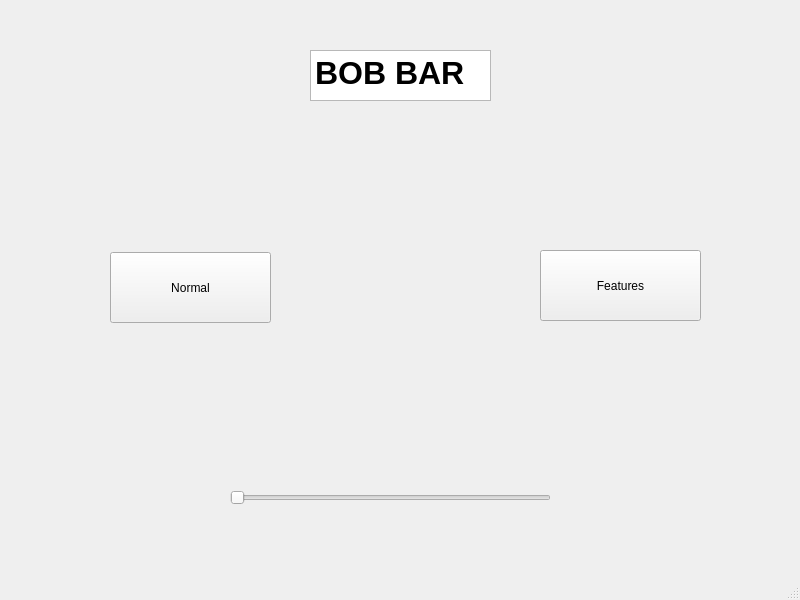
yetanotherf0rked/3a_bobbar, file view/Choice.ui: the form before one commit.
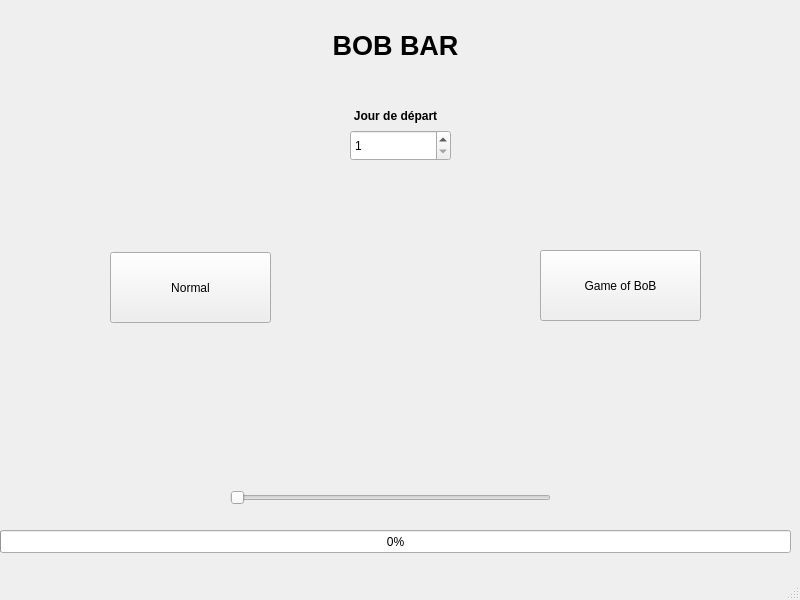
The form after the commit.

Commit message: Choix du jour de départ pour la simu

Diff of the .ui file:
```diff
--- a/view/Choice.ui
+++ b/view/Choice.ui
@@ -14,26 +14,6 @@
    <string>MainWindow</string>
   </property>
   <widget class="QWidget" name="centralwidget">
-   <widget class="QTextBrowser" name="textBrowser">
-    <property name="geometry">
-     <rect>
-      <x>310</x>
-      <y>50</y>
-      <width>181</width>
-      <height>51</height>
-     </rect>
-    </property>
-    <property name="autoFillBackground">
-     <bool>true</bool>
-    </property>
-    <property name="html">
-     <string>&lt;!DOCTYPE HTML PUBLIC &quot;-//W3C//DTD HTML 4.0//EN&quot; &quot;http://www.w3.org/TR/REC-html40/strict.dtd&quot;&gt;
-&lt;html&gt;&lt;head&gt;&lt;meta name=&quot;qrichtext&quot; content=&quot;1&quot; /&gt;&lt;style type=&quot;text/css&quot;&gt;
-p, li { white-space: pre-wrap; }
-&lt;/style&gt;&lt;/head&gt;&lt;body style=&quot; font-family:'Sans Serif'; font-size:9pt; font-weight:400; font-style:normal;&quot;&gt;
-&lt;p style=&quot; margin-top:0px; margin-bottom:0px; margin-left:0px; margin-right:0px; -qt-block-indent:0; text-indent:0px;&quot;&gt;&lt;span style=&quot; font-size:24pt; font-weight:600;&quot;&gt;BOB BAR&lt;/span&gt;&lt;/p&gt;&lt;/body&gt;&lt;/html&gt;</string>
-    </property>
-   </widget>
    <widget class="QPushButton" name="pushButton">
     <property name="geometry">
      <rect>
@@ -57,7 +37,7 @@
      </rect>
     </property>
     <property name="text">
-     <string>Features</string>
+     <string>Game of BoB</string>
     </property>
    </widget>
    <widget class="QSlider" name="horizontalSlider">
@@ -76,6 +56,81 @@
      <enum>Qt::Horizontal</enum>
     </property>
    </widget>
+   <widget class="QLabel" name="label">
+    <property name="geometry">
+     <rect>
+      <x>300</x>
+      <y>20</y>
+      <width>191</width>
+      <height>51</height>
+     </rect>
+    </property>
+    <property name="font">
+     <font>
+      <pointsize>20</pointsize>
+      <weight>75</weight>
+      <bold>true</bold>
+     </font>
+    </property>
+    <property name="text">
+     <string>BOB BAR</string>
+    </property>
+    <property name="alignment">
+     <set>Qt::AlignCenter</set>
+    </property>
+   </widget>
+   <widget class="QSpinBox" name="Day_Box">
+    <property name="geometry">
+     <rect>
+      <x>350</x>
+      <y>130</y>
+      <width>101</width>
+      <height>31</height>
+     </rect>
+    </property>
+    <property name="minimum">
+     <number>1</number>
+    </property>
+    <property name="maximum">
+     <number>100000</number>
+    </property>
+   </widget>
+   <widget class="QLabel" name="label_2">
+    <property name="geometry">
+     <rect>
+      <x>330</x>
+      <y>90</y>
+      <width>131</width>
+      <height>51</height>
+     </rect>
+    </property>
+    <property name="font">
+     <font>
+      <pointsize>9</pointsize>
+      <weight>75</weight>
+      <bold>true</bold>
+     </font>
+    </property>
+    <property name="text">
+     <string>Jour de départ</string>
+    </property>
+    <property name="alignment">
+     <set>Qt::AlignCenter</set>
+    </property>
+   </widget>
+   <widget class="QProgressBar" name="progressBar">
+    <property name="geometry">
+     <rect>
+      <x>0</x>
+      <y>530</y>
+      <width>791</width>
+      <height>23</height>
+     </rect>
+    </property>
+    <property name="value">
+     <number>0</number>
+    </property>
+   </widget>
   </widget>
   <widget class="QMenuBar" name="menubar">
    <property name="geometry">
```
Left out of the diff: 49 changed lines with no effect on the pictures. The commit also changes 5 other files.
